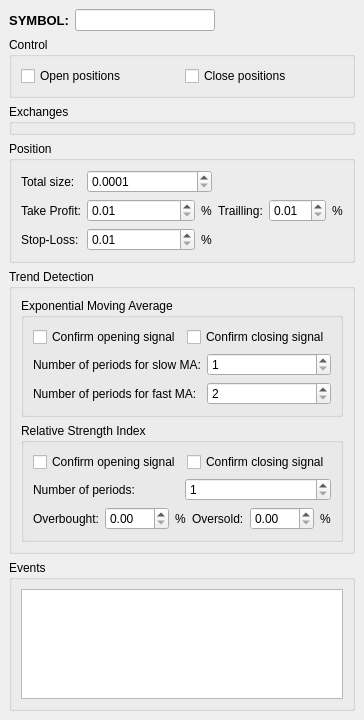
Old version of the form sources/Strategies/PingPong/StrategyWindow.ui in the repository alimogh/trdk.
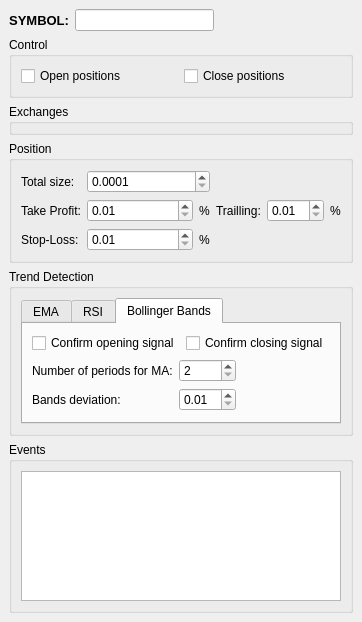
New version of the form. The open tabs and pages were chosen to show the change.

Commit message: Added Bolidger Bands settings to UI (just UI without logic).

What changed in the file:
```diff
--- a/sources/Strategies/PingPong/StrategyWindow.ui
+++ b/sources/Strategies/PingPong/StrategyWindow.ui
@@ -6,8 +6,8 @@
    <rect>
     <x>0</x>
     <y>0</y>
-    <width>343</width>
-    <height>720</height>
+    <width>347</width>
+    <height>622</height>
    </rect>
   </property>
   <widget class="QWidget" name="centralwidget">
@@ -212,36 +212,15 @@
       </property>
       <layout class="QVBoxLayout" name="verticalLayout_3">
        <item>
-        <widget class="QGroupBox" name="maBox">
-         <property name="title">
-          <string>Exponential Moving Average</string>
+        <widget class="QTabWidget" name="tabWidget">
+         <property name="currentIndex">
+          <number>0</number>
          </property>
+         <widget class="QWidget" name="maTab">
+          <attribute name="title">
+           <string>EMA</string>
+          </attribute>
          <layout class="QGridLayout" name="gridLayout">
-          <item row="0" column="0" colspan="2">
-           <layout class="QHBoxLayout" name="horizontalLayout_6">
-            <item>
-             <widget class="QCheckBox" name="isMaOpeningSignalConfirmationEnabled">
-              <property name="text">
-               <string>Confirm opening signal</string>
-              </property>
-             </widget>
-            </item>
-            <item>
-             <widget class="QCheckBox" name="isMaClosingSignalConfirmationEnabled">
-              <property name="text">
-               <string>Confirm closing signal</string>
-              </property>
-             </widget>
-            </item>
-           </layout>
-          </item>
-          <item row="1" column="0">
-           <widget class="QLabel" name="slowMaPeriodsLabel">
-            <property name="text">
-             <string>Number of periods for slow MA:</string>
-            </property>
-           </widget>
-          </item>
           <item row="1" column="1">
            <widget class="QSpinBox" name="slowMaPeriods">
             <property name="minimum">
@@ -259,6 +238,57 @@
             </property>
            </widget>
           </item>
+           <item row="2" column="2">
+            <spacer name="horizontalSpacer_4">
+             <property name="orientation">
+              <enum>Qt::Horizontal</enum>
+             </property>
+             <property name="sizeHint" stdset="0">
+              <size>
+               <width>52</width>
+               <height>20</height>
+              </size>
+             </property>
+            </spacer>
+           </item>
+           <item row="1" column="2">
+            <spacer name="horizontalSpacer_3">
+             <property name="orientation">
+              <enum>Qt::Horizontal</enum>
+             </property>
+             <property name="sizeHint" stdset="0">
+              <size>
+               <width>52</width>
+               <height>20</height>
+              </size>
+             </property>
+            </spacer>
+           </item>
+           <item row="1" column="0">
+            <widget class="QLabel" name="slowMaPeriodsLabel">
+             <property name="text">
+              <string>Number of periods for slow MA:</string>
+             </property>
+            </widget>
+           </item>
+           <item row="0" column="0" colspan="3">
+            <layout class="QHBoxLayout" name="horizontalLayout_6">
+             <item>
+              <widget class="QCheckBox" name="isMaOpeningSignalConfirmationEnabled">
+               <property name="text">
+                <string>Confirm opening signal</string>
+               </property>
+              </widget>
+             </item>
+             <item>
+              <widget class="QCheckBox" name="isMaClosingSignalConfirmationEnabled">
+               <property name="text">
+                <string>Confirm closing signal</string>
+               </property>
+              </widget>
+             </item>
+            </layout>
+           </item>
           <item row="2" column="1">
            <widget class="QSpinBox" name="fastMaPeriods">
             <property name="minimum">
@@ -271,14 +301,12 @@
           </item>
          </layout>
         </widget>
-       </item>
-       <item>
-        <widget class="QGroupBox" name="rsiBox">
-         <property name="title">
-          <string>Relative Strength Index</string>
-         </property>
-         <layout class="QVBoxLayout" name="verticalLayout_2">
-          <item>
+         <widget class="QWidget" name="rsiTab">
+          <attribute name="title">
+           <string>RSI</string>
+          </attribute>
+          <layout class="QGridLayout" name="gridLayout_3">
+           <item row="0" column="0">
            <layout class="QHBoxLayout" name="horizontalLayout_7">
             <item>
              <widget class="QCheckBox" name="isRsiOpeningSignalConfirmationEnabled">
@@ -296,7 +324,7 @@
             </item>
            </layout>
           </item>
-          <item>
+           <item row="1" column="0">
            <layout class="QHBoxLayout" name="horizontalLayout_11">
             <item>
              <widget class="QLabel" name="rsiPeriodsLabel">
@@ -317,7 +345,7 @@
             </item>
            </layout>
           </item>
-          <item>
+           <item row="2" column="0">
            <layout class="QHBoxLayout" name="horizontalLayout_10">
             <item>
              <layout class="QHBoxLayout" name="horizontalLayout_9">
@@ -372,6 +400,89 @@
            </layout>
           </item>
          </layout>
+         </widget>
+         <widget class="QWidget" name="bbTab">
+          <attribute name="title">
+           <string>Bollinger Bands</string>
+          </attribute>
+          <layout class="QGridLayout" name="gridLayout_4">
+           <item row="0" column="0" colspan="3">
+            <layout class="QHBoxLayout" name="horizontalLayout_12">
+             <item>
+              <widget class="QCheckBox" name="isBbOpeningSignalConfirmationEnabled">
+               <property name="text">
+                <string>Confirm opening signal</string>
+               </property>
+              </widget>
+             </item>
+             <item>
+              <widget class="QCheckBox" name="isBbClosingSignalConfirmationEnabled">
+               <property name="text">
+                <string>Confirm closing signal</string>
+               </property>
+              </widget>
+             </item>
+            </layout>
+           </item>
+           <item row="1" column="0">
+            <widget class="QLabel" name="bbPeriodsLabel">
+             <property name="text">
+              <string>Number of periods for MA:</string>
+             </property>
+            </widget>
+           </item>
+           <item row="1" column="1">
+            <widget class="QSpinBox" name="bbPeriods">
+             <property name="minimum">
+              <number>2</number>
+             </property>
+             <property name="maximum">
+              <number>500</number>
+             </property>
+            </widget>
+           </item>
+           <item row="1" column="2">
+            <spacer name="horizontalSpacer_2">
+             <property name="orientation">
+              <enum>Qt::Horizontal</enum>
+             </property>
+             <property name="sizeHint" stdset="0">
+              <size>
+               <width>90</width>
+               <height>20</height>
+              </size>
+             </property>
+            </spacer>
+           </item>
+           <item row="2" column="0">
+            <widget class="QLabel" name="bbDeviationLabel">
+             <property name="text">
+              <string>Bands deviation:</string>
+             </property>
+            </widget>
+           </item>
+           <item row="2" column="1">
+            <widget class="QDoubleSpinBox" name="bbDeviation">
+             <property name="minimum">
+              <double>0.010000000000000</double>
+             </property>
+            </widget>
+           </item>
+           <item row="2" column="2">
+            <spacer name="horizontalSpacer_5">
+             <property name="orientation">
+              <enum>Qt::Horizontal</enum>
+             </property>
+             <property name="sizeHint" stdset="0">
+              <size>
+               <width>90</width>
+               <height>20</height>
+              </size>
+             </property>
+            </spacer>
+           </item>
+          </layout>
+         </widget>
         </widget>
        </item>
       </layout>
```
Lines whose indentation alone changed are shown as unchanged. The commit also changes 2 other files.
